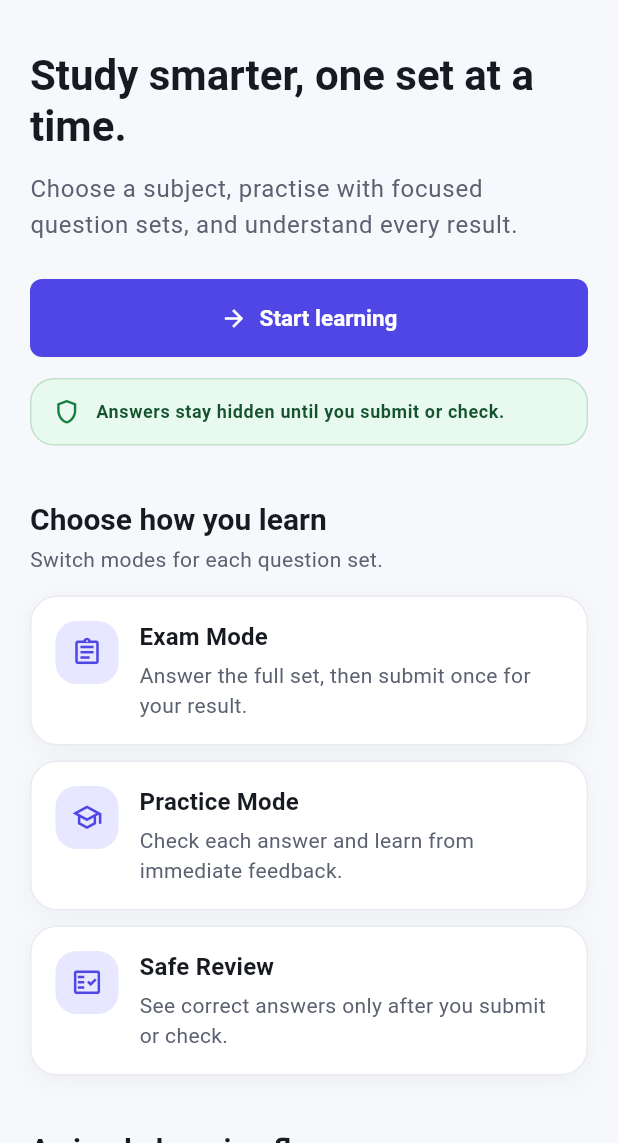
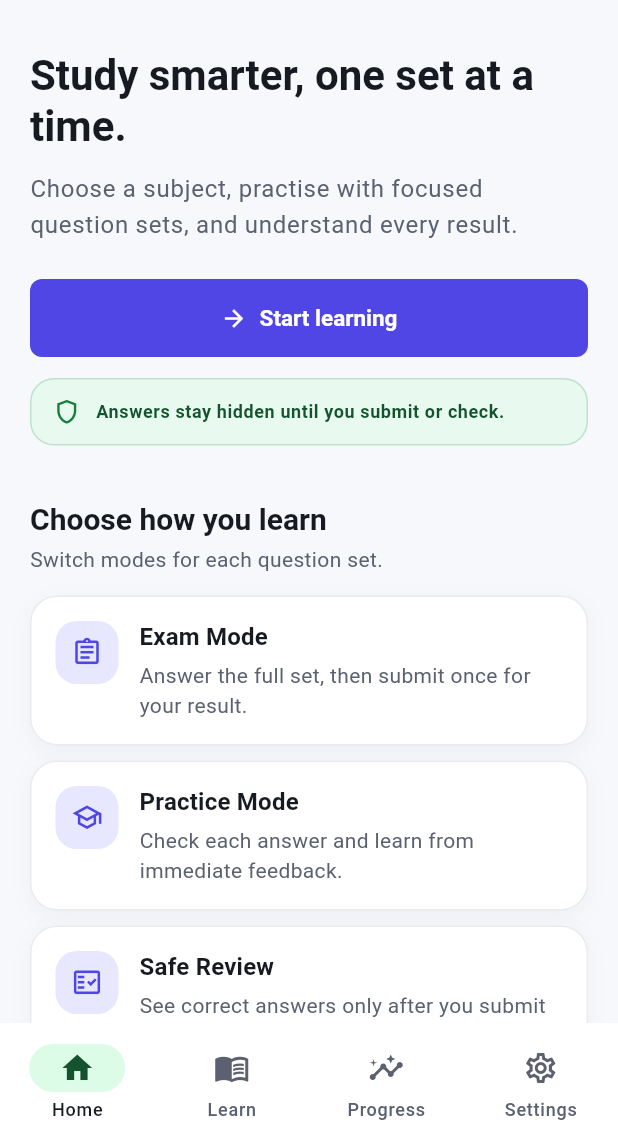
Before and after one commit to toanmuonlamgame/StudyHub, a Flutter app: the screen it shows after launch, on a phone screen of 412 x 824 dp, the part 93-1236 px from its top. Run offline on Flutter 3.47's test engine with Material 3 defaults, Android fonts, the phone set to English and light mode, and no system bars.

Commit message:
feat: add mobile navigation practice summary and micro-interactions

```diff
--- /dev/null
+++ b/frontend/lib/app/main_navigation_screen.dart
@@ -0,0 +1,83 @@
+import 'package:flutter/material.dart';
+
+import '../features/home_placeholder.dart';
+import '../features/learning/repositories/learning_repository.dart';
+import '../features/learning/screens/subject_list_screen.dart';
+import '../features/progress/progress_placeholder_screen.dart';
+import '../features/settings/settings_placeholder_screen.dart';
+
+class MainNavigationScreen extends StatefulWidget {
+  const MainNavigationScreen({super.key, required this.learningRepository});
+
+  final LearningRepository learningRepository;
+
+  @override
+  State<MainNavigationScreen> createState() => _MainNavigationScreenState();
+}
+
+class _MainNavigationScreenState extends State<MainNavigationScreen> {
+  int _selectedIndex = 0;
+  final Map<int, Widget> _builtTabs = {};
+
+  @override
+  void initState() {
+    super.initState();
+    _builtTabs[0] = HomePlaceholder(onStartLearning: () => _selectTab(1));
+  }
+
+  @override
+  Widget build(BuildContext context) {
+    return Scaffold(
+      body: IndexedStack(
+        index: _selectedIndex,
+        children: List.generate(
+          4,
+          (index) => _builtTabs[index] ?? const SizedBox.shrink(),
+        ),
+      ),
+      bottomNavigationBar: NavigationBar(
+        selectedIndex: _selectedIndex,
+        onDestinationSelected: _selectTab,
+        destinations: const [
+          NavigationDestination(
+            icon: Icon(Icons.home_outlined),
+            selectedIcon: Icon(Icons.home),
+            label: 'Home',
+          ),
+          NavigationDestination(
+            icon: Icon(Icons.menu_book_outlined),
+            selectedIcon: Icon(Icons.menu_book),
+            label: 'Learn',
+          ),
+          NavigationDestination(
+            icon: Icon(Icons.insights_outlined),
+            selectedIcon: Icon(Icons.insights),
+            label: 'Progress',
+          ),
+          NavigationDestination(
+            icon: Icon(Icons.settings_outlined),
+            selectedIcon: Icon(Icons.settings),
+            label: 'Settings',
+          ),
+        ],
+      ),
+    );
+  }
+
+  void _selectTab(int index) {
+    setState(() {
+      _builtTabs[index] ??= _buildTab(index);
+      _selectedIndex = index;
+    });
+  }
+
+  Widget _buildTab(int index) {
+    return switch (index) {
+      0 => HomePlaceholder(onStartLearning: () => _selectTab(1)),
+      1 => SubjectListScreen(learningRepository: widget.learningRepository),
+      2 => const ProgressPlaceholderScreen(),
+      3 => const SettingsPlaceholderScreen(),
+      _ => throw RangeError.index(index, const [0, 1, 2, 3]),
+    };
+  }
+}
--- a/frontend/lib/app/studyhub_app.dart
+++ b/frontend/lib/app/studyhub_app.dart
@@ -1,9 +1,9 @@
 import 'package:flutter/material.dart';
 
 import '../core/app_theme.dart';
-import '../features/home_placeholder.dart';
 import '../features/learning/repositories/learning_repository.dart';
 import '../features/learning/repositories/mock_learning_repository.dart';
+import 'main_navigation_screen.dart';
 
 class StudyHubApp extends StatelessWidget {
   const StudyHubApp({
@@ -19,7 +19,7 @@ class StudyHubApp extends StatelessWidget {
       title: 'StudyHub',
       debugShowCheckedModeBanner: false,
       theme: AppTheme.light,
-      home: HomePlaceholder(learningRepository: learningRepository),
+      home: MainNavigationScreen(learningRepository: learningRepository),
     );
   }
 }
--- a/frontend/lib/features/home_placeholder.dart
+++ b/frontend/lib/features/home_placeholder.dart
@@ -1,12 +1,9 @@
 import 'package:flutter/material.dart';
 
-import 'learning/repositories/learning_repository.dart';
-import 'learning/screens/subject_list_screen.dart';
+class HomePlaceholder extends StatelessWidget {
+  const HomePlaceholder({super.key, required this.onStartLearning});
 
-class HomePlaceholder extends StatelessWidget {
-  const HomePlaceholder({super.key, required this.learningRepository});
-
-  final LearningRepository learningRepository;
+  final VoidCallback onStartLearning;
 
   static const _learningModes = [
     _ModePreviewData(
@@ -62,7 +59,7 @@ class HomePlaceholder extends StatelessWidget {
                 ),
                 const SizedBox(height: 24),
                 FilledButton.icon(
-                  onPressed: () => _openSubjects(context),
+                  onPressed: onStartLearning,
                   icon: const Icon(Icons.arrow_forward),
                   label: const Text('Start learning'),
                 ),
@@ -94,15 +91,6 @@ class HomePlaceholder extends StatelessWidget {
             ),
           ),
         ),
-      ),
-    );
-  }
-
-  void _openSubjects(BuildContext context) {
-    Navigator.of(context).push(
-      MaterialPageRoute<void>(
-        builder: (context) =>
-            SubjectListScreen(learningRepository: learningRepository),
       ),
     );
   }
--- a/frontend/lib/features/learning/models/quiz_result.dart
+++ b/frontend/lib/features/learning/models/quiz_result.dart
@@ -1,4 +1,5 @@
 import 'answer_review.dart';
+import 'quiz_mode.dart';
 
 class QuizResult {
   const QuizResult({
@@ -9,6 +10,7 @@ class QuizResult {
     required this.totalCount,
     required this.percentageScore,
     required this.answerReviews,
+    this.quizMode = QuizMode.exam,
   });
 
   final String questionSetId;
@@ -18,4 +20,5 @@ class QuizResult {
   final int totalCount;
   final double percentageScore;
   final List<AnswerReview> answerReviews;
+  final QuizMode quizMode;
 }
```
Also changed, not shown: frontend/lib/features/learning/screens/quiz_result_screen.dart (+57 -10 lines), frontend/lib/features/learning/screens/quiz_screen.dart (+77 -9 lines), frontend/lib/features/progress/progress_placeholder_screen.dart (added, +48 -0 lines), frontend/lib/features/settings/settings_placeholder_screen.dart (added, +51 -0 lines), 4 other files.
